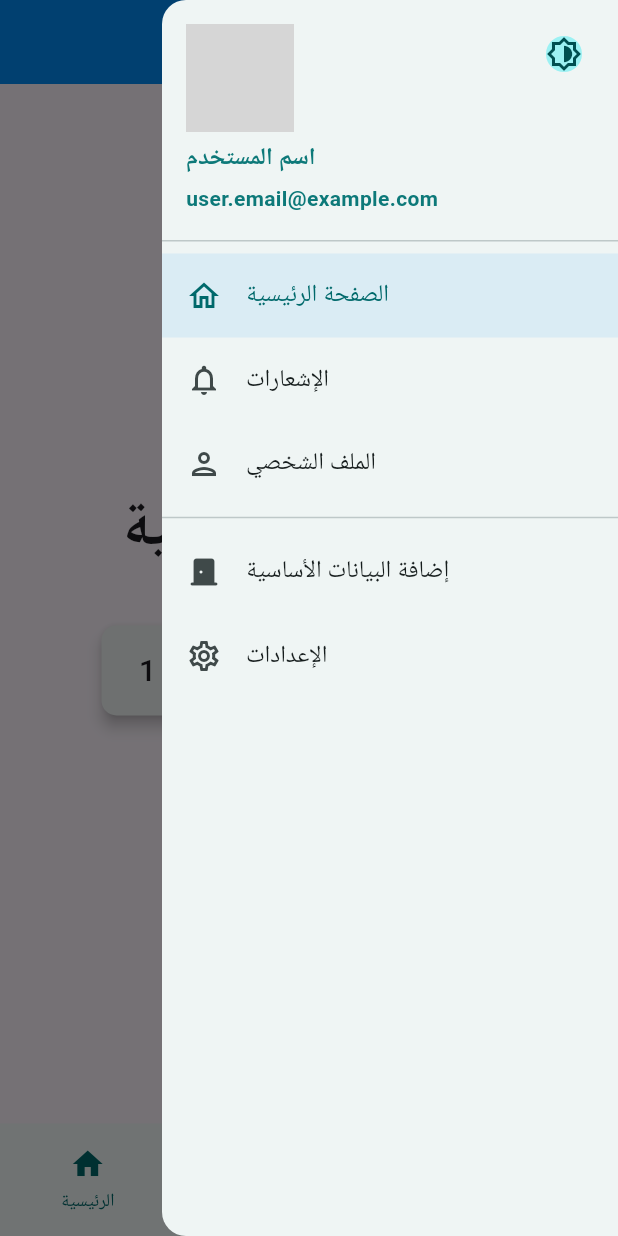
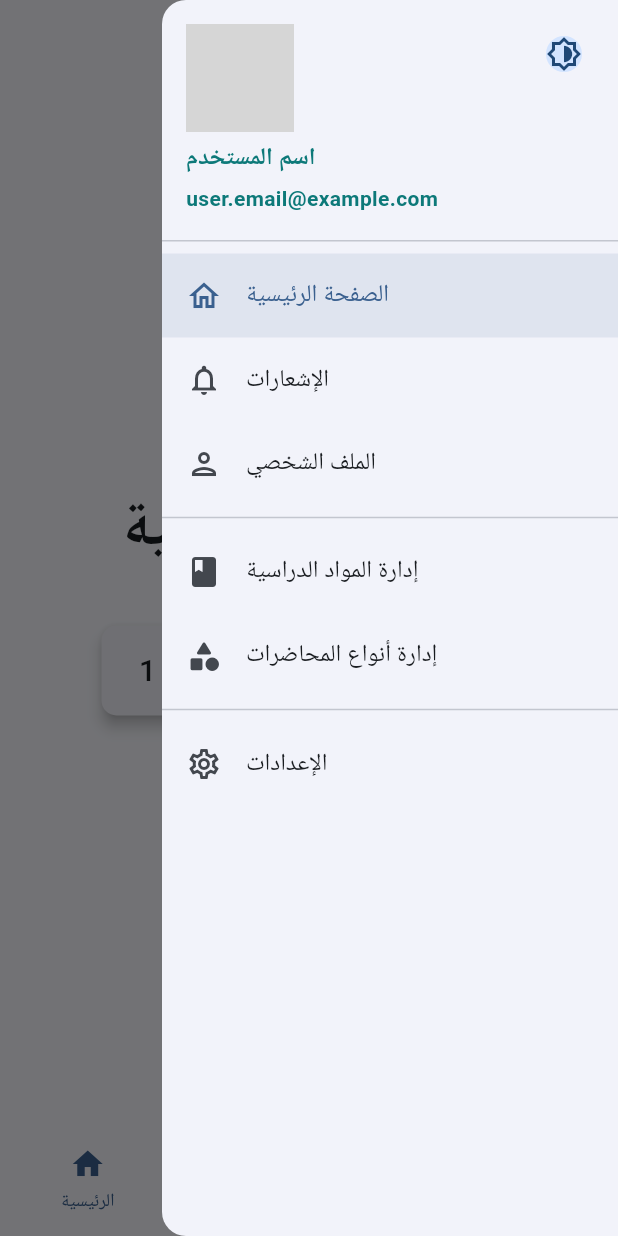
Before and after one commit to EngAlaaJahaf/rafiqi-university, a Flutter app: the screen it shows after launch, after a tap on "دخــول", after a tap on the "menu" icon, on a phone screen of 412 x 824 dp. Run offline on Flutter 3.47's test engine with Material 3 defaults, Android fonts, the phone set to English and light mode, and no system bars; our stand-ins replace animated_notch_bottom_bar, get, shared_preferences, sqflite; accounts and stored records are empty; network calls fail; grey boxes are pictures that could not be loaded.

Commit message:
حل مشكلة التنقل

```diff
--- a/lib/layout/app_drawer.dart
+++ b/lib/layout/app_drawer.dart
@@ -3,64 +3,51 @@ import 'package:rafiqi_university/modules/admin/add_lecture_type_page.dart';
 import 'package:rafiqi_university/modules/admin/view_subjects_screen.dart';
 
 class AppDrawer extends StatelessWidget {
-  final int bottomNavIndex; // تم تغيير الاسم لزيادة الوضوح
+  final int bottomNavIndex;
   final Function(int) onMainNavigate;
   final Function(Widget, String) onSecondaryNavigate;
-  final int currentIndex; // ✨ 1. استقبل الـ index الحالي
-  final Function(int) onItemTapped;
   final VoidCallback toggleTheme;
+
+  // 1. تم تبسيط المُنشئ
   const AppDrawer({
     super.key,
-    required this.currentIndex, // ✨ 2. اجعله مطلوباً
-    required this.onItemTapped, required this.toggleTheme, required this.bottomNavIndex, required this.onMainNavigate, required this.onSecondaryNavigate,
+    required this.bottomNavIndex,
+    required this.onMainNavigate,
+    required this.onSecondaryNavigate,
+    required this.toggleTheme,
   });
 
   @override
-  Widget build(BuildContext context,  ) {
+  Widget build(BuildContext context) {
     return Drawer(
       child: ListView(
         padding: EdgeInsets.zero,
         children: [
           UserAccountsDrawerHeader(
-          // صورة المستخدم الحالية
-          currentAccountPicture: CircleAvatar(
+            currentAccountPicture: const CircleAvatar(
               backgroundImage: NetworkImage('https://picsum.photos/200' ),
             ),
-          // اسم المستخدم
-          accountName: Text(
+            accountName: const Text(
               'اسم المستخدم',
-            style: TextStyle(fontWeight: FontWeight.bold,color: const Color.fromARGB(255, 13, 121, 121)),
+              style: TextStyle(fontWeight: FontWeight.bold, color: Color.fromARGB(255, 13, 121, 121)),
+            ),
+            accountEmail: const Text(
+              'user.email@example.com',
+              style: TextStyle(fontWeight: FontWeight.bold, color: Color.fromARGB(255, 13, 121, 121)),
+            ),
+            otherAccountsPictures: [
+              IconButton(
+                  onPressed: toggleTheme,
+                  icon: const CircleAvatar(child: Icon(Icons.brightness_6_outlined))),
+            ],
+            decoration: const BoxDecoration(),
           ),
 
-          // البريد الإلكتروني
-          accountEmail: Text('user.email@example.com',
-          style: TextStyle(fontWeight: FontWeight.bold,color: const Color.fromARGB(255, 13, 121, 121)),),
-          // أيقونات أخرى (مثل حالة الاتصال)
-          otherAccountsPictures: [
-
-            // Icon(
-            //   Icons.circle,
-            //   color: const Color.fromARGB(255, 22, 248, 67),
-            //   size: 14,
-            // ),
-            IconButton(
-              onPressed:toggleTheme
-            , icon: CircleAvatar(
-              child:Icon(Icons.brightness_6_outlined))),
-          ],
-          // تصميم خلفية الهيدر
-          decoration: BoxDecoration(
-            // image: DecorationImage(
-            //   image: NetworkImage('https://picsum.photos/300/200' ),
-            //   fit: BoxFit.cover,
-            // ),
-          ),
-        ),
-          // ✨ 3. استخدم خاصية `selected` لتلوين العنصر النشط
+          // --- عناصر التنقل الرئيسي ---
           ListTile(
             leading: const Icon(Icons.home_outlined),
             title: const Text('الصفحة الرئيسية'),
-            selected: currentIndex == 0, // تحقق إذا كان هذا هو العنصر النشط
+            selected: bottomNavIndex == 0,
             selectedTileColor: Theme.of(context).primaryColor.withOpacity(0.1),
             onTap: () {
               Navigator.pop(context);
@@ -70,7 +57,7 @@ class AppDrawer extends StatelessWidget {
           ListTile(
             leading: const Icon(Icons.notifications_outlined),
             title: const Text('الإشعارات'),
-            selected: currentIndex == 1,
+            selected: bottomNavIndex == 1,
             selectedTileColor: Theme.of(context).primaryColor.withOpacity(0.1),
             onTap: () {
               Navigator.pop(context);
@@ -80,63 +67,50 @@ class AppDrawer extends StatelessWidget {
           ListTile(
             leading: const Icon(Icons.person_outlined),
             title: const Text('الملف الشخصي'),
-            selected: currentIndex == 2,
+            selected: bottomNavIndex == 2,
             selectedTileColor: Theme.of(context).primaryColor.withOpacity(0.1),
             onTap: () {
               Navigator.pop(context);
               onMainNavigate(2);
             },
           ),
+          const Divider(),
 
-          const Divider(),
-//--------------------------------------------------
-          // ListTile(
-          //   leading: const Icon(Icons.book_outlined),
-          //   title: const Text('المواد الدراسية'),
-          //   onTap: () {
-          //     Navigator.pop(context); // أغلق القائمة
-          //     Navigator.push(
-          //       context,
-          //       MaterialPageRoute(builder: (context) => const ViewSubjectsScreen()),
-          //     );
-          //   },
-          // ),
-//=================================
-        // ListTile(
-        //     leading: const Icon(Icons.book_outlined),
-        //     title: const Text('المواد الدراسية'),
-        //     onTap: () {
-        //       Navigator.pop(context); // أغلق القائمة
-        //       Navigator.push(
-        //         context,
-        //         MaterialPageRoute(builder: (context) => const ViewSubjectsScreen(toggleTheme: () {  },)),
-        //       );
-        //     },
-        //   ),
-//-=-=-=-=-=-=
+          // --- عناصر التنقل الثانوي ---
           ListTile(
-            leading: const Icon(Icons.door_back_door_rounded),
-            title: const Text('إضافة البيانات الأساسية'),
-
+            leading: const Icon(Icons.book_rounded),
+            title: const Text('إدارة المواد الدراسية'),
             onTap: () {
               Navigator.pop(context);
               onSecondaryNavigate(
                 ViewSubjectsScreen(toggleTheme: toggleTheme),
-        'المواد الدراسية', // مرر العنوان
+                'المواد الدراسية',
               );
             },
           ),
           ListTile(
+            leading: const Icon(Icons.category_rounded),
+            title: const Text('إدارة أنواع المحاضرات'),
+            onTap: () {
+              Navigator.pop(context);
+              onSecondaryNavigate(
+                AddLectureTypePage(toggleTheme: toggleTheme),
+                'أنواع المحاضرات',
+              );
+            },
+          ),
+
+          const Divider(),
+          ListTile(
             leading: const Icon(Icons.settings_outlined),
             title: const Text('الإعدادات'),
-            selected: currentIndex == 3,
+            selected: bottomNavIndex == 3,
             selectedTileColor: Theme.of(context).primaryColor.withOpacity(0.1),
             onTap: () {
               Navigator.pop(context);
               onMainNavigate(3);
             },
           ),
-          // ... (بقية العناصر مثل تسجيل الخروج)
         ],
       ),
     );
--- /dev/null
+++ b/lib/layout/fab_view_model.dart
@@ -0,0 +1,24 @@
+import 'package:flutter/material.dart';
+
+/// هذا الكلاس هو الـ ViewModel الذي يدير حالة الزر العائم (FAB).
+/// باستخدام ChangeNotifier، يمكنه إخطار الـ Widgets التي تستمع إليه عند حدوث تغيير.
+class FabViewModel extends ChangeNotifier {
+  // متغير خاص لتخزين وظيفة الزر الحالية.
+  VoidCallback? _fabAction;
+
+  // دالة getter عامة للسماح للـ Widgets بقراءة الوظيفة الحالية.
+  VoidCallback? get fabAction => _fabAction;
+
+  /// دالة setter عامة للسماح للشاشات بتعيين أو إزالة وظيفة الزر.
+  void setFabAction(VoidCallback? newAction) {
+    // لا تقم بإعادة بناء الواجهة إذا لم تتغير الوظيفة.
+    if (_fabAction == newAction) return;
+
+    _fabAction = newAction;
+
+    // أهم سطر:
+    // أخبر كل الـ Widgets التي تستمع (مثل MainLayoutWidget) أن الحالة قد تغيرت،
+    // وأنه يجب عليها إعادة بناء نفسها لتعكس هذا التغيير (إظهار/إخفاء/تغيير وظيفة الزر).
+    notifyListeners();
+  }
+}
--- a/lib/layout/main_layout.dart
+++ b/lib/layout/main_layout.dart
@@ -1,20 +1,14 @@
-// lib/widgets/main_layout.dart
-
 import 'package:flutter/material.dart';
-
-// 1. استورد فقط الـ Widgets التي تحتاجها (القوائم والشاشات)
+import 'package:provider/provider.dart'; // 1. استيراد Provider
 import 'package:rafiqi_university/layout/app_drawer.dart';
 import 'package:rafiqi_university/layout/custom_bottom_nav_bar.dart';
-import 'package:rafiqi_university/modules/admin/add_lecture_page.dart';
-
-// استورد الشاشات التي سيتم عرضها
-import 'package:rafiqi_university/modules/home/home_screen.dart';
+import 'package:rafiqi_university/layout/fab_view_model.dart'; // 2. استيراد الـ ViewModel
+import 'package:rafiqi_university/modules/admin/view_subjects_screen.dart';
 import 'package:rafiqi_university/modules/dashboard/notifications_screen.dart';
 import 'package:rafiqi_university/modules/dashboard/profile_screen.dart';
 import 'package:rafiqi_university/modules/dashboard/settings_screen.dart';
-import 'package:rafiqi_university/modules/admin/view_subjects_screen.dart';
+import 'package:rafiqi_university/modules/home/home_screen.dart';
 
-// 2. تم تصحيح اسم الكلاس
 class MainLayoutWidget extends StatefulWidget {
   final VoidCallback toggleTheme;
   const MainLayoutWidget({super.key, required this.toggleTheme});
@@ -24,23 +18,18 @@ class MainLayoutWidget extends StatefulWidget {
 }
 
 class _MainLayoutWidgetState extends State<MainLayoutWidget> {
-  // ✨ هذا هو مصدر الحقيقة الوحيد للشاشة المعروضة
   Widget _currentScreen;
   String _currentTitle = 'الرئيسية';
-
-  // ✨ هذا المتغير يتتبع فقط العنصر النشط في القائمة السفلية
   int _bottomNavIndex = 0;
 
   late final List<Widget> _mainScreens;
   late final List<String> _mainTitles;
 
-  // تهيئة أولية
   _MainLayoutWidgetState() : _currentScreen = Container();
 
   @override
   void initState() {
     super.initState();
-
     _mainScreens = [
       HomeScreen(toggleTheme: widget.toggleTheme),
       NotificationsScreen(toggleTheme: widget.toggleTheme),
@@ -48,12 +37,9 @@ class _MainLayoutWidgetState extends State<MainLayoutWidget> {
       SettingsScreen(toggleTheme: widget.toggleTheme),
     ];
     _mainTitles = ['الرئيسية', 'الإشعارات', 'الملف الشخصي', 'الإعدادات'];
-
-    // ابدأ بالشاشة الرئيسية
     _currentScreen = _mainScreens[0];
   }
 
-  // دالة يتم استدعاؤها من القائمة السفلية والجانبية (للعناصر الرئيسية)
   void _navigateToMainScreen(int index) {
     setState(() {
       _bottomNavIndex = index;
@@ -62,10 +48,8 @@ class _MainLayoutWidgetState extends State<MainLayoutWidget> {
     });
   }
 
-  // دالة يتم استدعاؤها من القائمة الجانبية (للعناصر الثانوية)
   void _navigateToSecondaryScreen(Widget screen, String title) {
     setState(() {
-      // ✨ أهم سطر: قم بتعيين -1 ليعرف شريط التنقل السفلي أنه لا يوجد عنصر نشط
       _bottomNavIndex = -1;
       _currentScreen = screen;
       _currentTitle = title;
@@ -74,37 +58,39 @@ class _MainLayoutWidgetState extends State<MainLayoutWidget> {
 
   @override
   Widget build(BuildContext context) {
-    final theme = Theme.of(context);
-
+    // 3. استخدم Consumer للاستماع للتغييرات في FabViewModel
+    return Consumer<FabViewModel>(
+      builder: (context, fabViewModel, child) {
+        // fabViewModel هو نسختنا من "الصندوق السحري"
         return Scaffold(
           appBar: AppBar(
             title: Text(_currentTitle),
             centerTitle: true,
           ),
-
           endDrawer: AppDrawer(
-        // مرر الـ index الخاص بالقائمة السفلية
             bottomNavIndex: _bottomNavIndex,
             onMainNavigate: _navigateToMainScreen,
             onSecondaryNavigate: _navigateToSecondaryScreen,
-        toggleTheme: widget.toggleTheme, currentIndex: _bottomNavIndex, onItemTapped: (_currentScreen ) {  },
+            toggleTheme: widget.toggleTheme,
           ),
-
-      // ✨ دائمًا يعرض الشاشة الحالية
           body: _currentScreen,
 
-      floatingActionButton: FloatingActionButton(
-        child: Icon(Icons.add),
+          // 4. قم ببناء الزر العائم بناءً على الحالة من الـ ViewModel
+          floatingActionButton: fabViewModel.fabAction != null
+              ? FloatingActionButton(
+                  onPressed: fabViewModel.fabAction, // استخدم الوظيفة من الـ ViewModel
                   shape: const CircleBorder(),
-        onPressed: () { print('object'); },/* ... */
-      ),
+                  child: const Icon(Icons.add),
+                )
+              : null, // إذا كانت الوظيفة null، قم بإخفاء الزر
+
           floatingActionButtonLocation: FloatingActionButtonLocation.centerDocked,
-
           bottomNavigationBar: CustomBottomNavBar(
-        // مرر الـ index الخاص بالقائمة السفلية
             currentIndex: _bottomNavIndex,
             onItemTapped: _navigateToMainScreen,
           ),
         );
+      },
+    );
   }
 }
--- a/lib/main.dart
+++ b/lib/main.dart
@@ -1,7 +1,9 @@
 // main.dart
 
 import 'package:flutter/material.dart';
-import 'package:get/get.dart'; // 1. استيراد GetX
+import 'package:get/get.dart';
+import 'package:provider/provider.dart';
+import 'package:rafiqi_university/layout/fab_view_model.dart';
 import 'package:rafiqi_university/modules/login/login_screen.dart';
 import 'package:shared_preferences/shared_preferences.dart';
 
@@ -22,6 +24,7 @@ class MyApp extends StatefulWidget {
 
 class _MyAppState extends State<MyApp> {
   late bool isDarkMode;
+
   @override
   void initState() {
     super.initState();
@@ -38,28 +41,56 @@ class _MyAppState extends State<MyApp> {
 
   @override
   Widget build(BuildContext context) {
-    // 2. استخدم GetMaterialApp للسماح لـ GetX بالعمل
-    return GetMaterialApp(    //تفعيل GetX: استبدال MaterialApp بـ GetMaterialApp للسماح لـ GetX بإدارة الإشعارات (Snackbars) والتنقل.
+    // 1. قم بإنشاء نظام الألوان للوضع الفاتح
+    final lightColorScheme = ColorScheme.fromSeed(
+      seedColor: const Color.fromARGB(255, 3, 140, 244),
+      brightness: Brightness.light,
+    );
+
+    // 2. قم بإنشاء نظام الألوان للوضع المظلم
+    final darkColorScheme = ColorScheme.fromSeed(
+      seedColor: const Color.fromARGB(255, 3, 140, 244),
+      brightness: Brightness.dark,
+    );
+
+    return ChangeNotifierProvider(
+      create: (context) => FabViewModel(),
+      child: GetMaterialApp(
         debugShowCheckedModeBanner: false,
         title: 'رفيقي الجامعي',
-      theme: ThemeData.light().copyWith(
-        primaryColor: const Color.fromARGB(255, 33, 152, 243),
+
+        // --- الحل النهائي للـ Theme الفاتح ---
+        theme: ThemeData(
+          useMaterial3: true,
+          colorScheme: lightColorScheme, // استخدم نظام الألوان مباشرة
           appBarTheme: AppBarTheme(
-          backgroundColor: const Color.fromARGB(255, 3, 140, 244),
-          iconTheme: IconThemeData(
-            color: const Color.fromARGB(255, 240, 231, 231),
-          ),
-          titleTextStyle: TextStyle(
+            // لا تحدد backgroundColor هنا، سيأخذها من colorScheme تلقائيًا
+            iconTheme: const IconThemeData(color: Colors.white),
+            titleTextStyle: const TextStyle(
               color: Colors.white,
               fontSize: 24.0,
               fontWeight: FontWeight.bold,
             ),
           ),
-        colorScheme: ColorScheme.fromSeed(seedColor: const Color.fromARGB(255, 141, 235, 237)),
         ),
-      darkTheme: ThemeData.dark(),
+
+        // --- الحل النهائي للـ Theme المظلم ---
+        darkTheme: ThemeData(
+          useMaterial3: true,
+          colorScheme: darkColorScheme, // استخدم نظام الألوان مباشرة
+          appBarTheme: AppBarTheme(
+            iconTheme: const IconThemeData(color: Colors.white),
+            titleTextStyle: const TextStyle(
+              color: Colors.white,
+              fontSize: 24.0,
+              fontWeight: FontWeight.bold,
+            ),
+          ),
+        ),
+
         themeMode: isDarkMode ? ThemeMode.dark : ThemeMode.light,
         home: LoginScreen(toggleTheme: toggleTheme),
+      ),
     );
   }
 }
--- a/lib/model/repository/assignments_repository.dart
+++ b/lib/model/repository/assignments_repository.dart
@@ -1,9 +1,9 @@
 // lib/repositories/assignments_repository.dart
 import 'package:rafiqi_university/model/assignment.dart';
-import 'package:rafiqi_university/services/Database_helper.dart';
+import 'package:rafiqi_university/services/Database_service.dart';
 
 class AssignmentsRepository {
-  final DatabaseHelper _dbService = DatabaseHelper.instance;
+  final DatabaseService _dbService = DatabaseService.instance;
 
   Future<int> create(Assignment assignment) async {
     final db = await _dbService.database;
--- a/lib/model/repository/lecture_type_repository .dart
+++ b/lib/model/repository/lecture_type_repository .dart
@@ -33,7 +33,7 @@ class LectureTypeRepository {
 // R - Read: قراءة كل المحاضرات
   Future<List<LectType>> getAll() async {
     final db = await _dbService.database;
-    final result = await db.query('sem_lect_type', orderBy: 'lect_date DESC');
+    final result = await db.query('sem_lect_type');
     return result.map((json) => LectType.fromMap(json)).toList();
   }
   Future<int> update(LectType lectType) async {
--- a/lib/modules/home/home_screen.dart
+++ b/lib/modules/home/home_screen.dart
@@ -1,17 +1,29 @@
-// modules/home/home_screen.dart
+import 'package:flutter/material.dart';
+import 'package:get/get.dart';
+import 'package:provider/provider.dart'; // 1. استيراد Provider
+import 'package:rafiqi_university/layout/fab_view_model.dart'; // 2. استيراد الـ ViewModel
+import 'package:rafiqi_university/modules/login/login_controller.dart';
 
-import 'package:flutter/material.dart';
-import 'package:get/get.dart'; // 1. استيراد GetX
-//import 'package:rafiqi_university/controllers/login_controller.dart';
-import 'package:rafiqi_university/modules/login/login_controller.dart'; // 2. استيراد الـ Controller
-
-class HomeScreen extends StatelessWidget {
+class HomeScreen extends StatefulWidget {
   final VoidCallback toggleTheme;
   const HomeScreen({super.key, required this.toggleTheme});
 
   @override
+  State<HomeScreen> createState() => _HomeScreenState();
+}
+
+class _HomeScreenState extends State<HomeScreen> {
+  @override
+  void initState() {
+    super.initState();
+    // 3. أخبر الـ ViewModel أنه لا يوجد زر عائم لهذه الشاشة
+    WidgetsBinding.instance.addPostFrameCallback((_) {
+      Provider.of<FabViewModel>(context, listen: false).setFabAction(null);
+    });
+  }
+
+  @override
   Widget build(BuildContext context) {
-    // 3. الوصول إلى نفس نسخة الـ Controller
     final LoginController loginController = Get.find<LoginController>();
 
     return Center(
@@ -23,8 +35,6 @@ class HomeScreen extends StatelessWidget {
             style: TextStyle(fontSize: 40, fontWeight: FontWeight.bold),
           ),
           const SizedBox(height: 30),
-
-          // 4. استخدام Obx لمراقبة وعرض قيمة العداد
           Obx(() {
             return Card(
               elevation: 4,
--- a/pubspec.yaml
+++ b/pubspec.yaml
@@ -27,6 +27,7 @@ dependencies:
   get: ^4.6.6 #حزمة GetX
   flutter_test:
     sdk: flutter
+  provider: ^6.1.5+1
 
 dev_dependencies:
   flutter_launcher_icons: ^0.13.1
```
Also changed, not shown: lib/modules/admin/add_lecture_type_page.dart (+119 -92 lines), lib/modules/admin/view_subjects_screen.dart (+31 -14 lines), pubspec.lock. Lines whose indentation alone changed are shown as unchanged.
